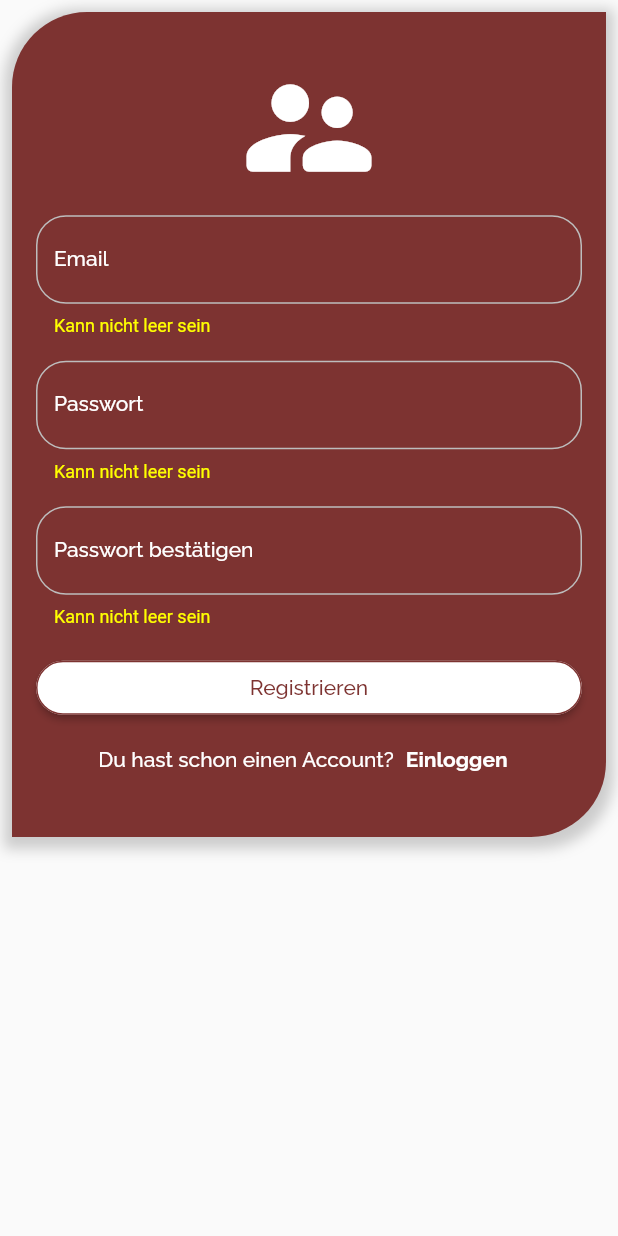
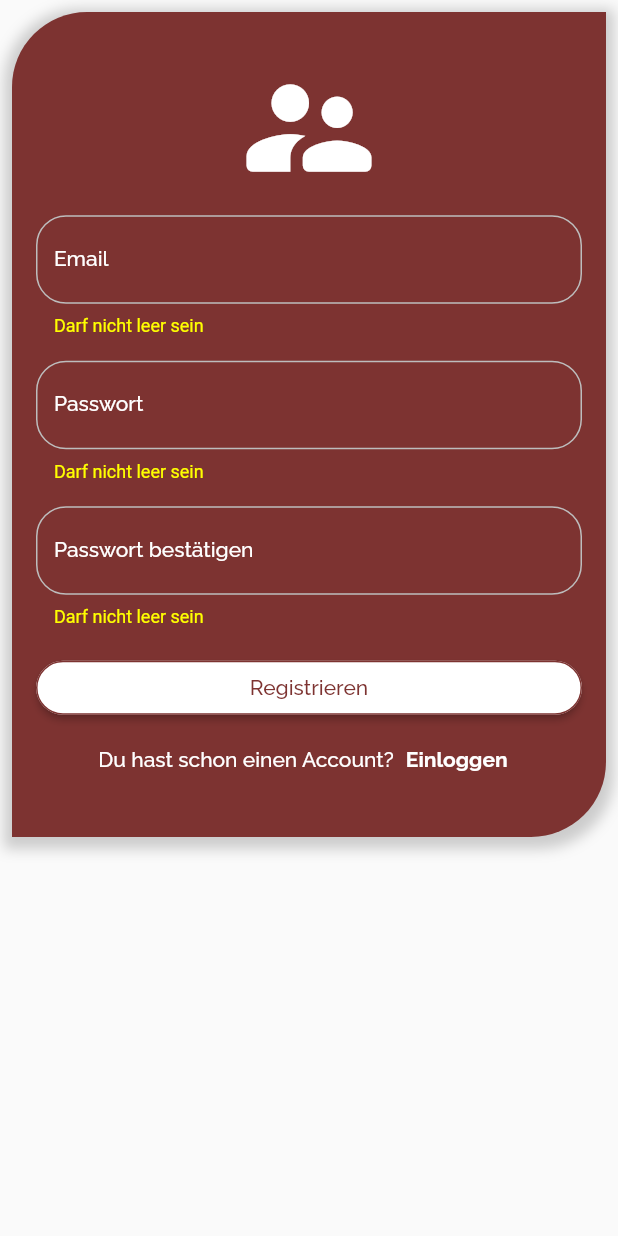
Before and after one commit to S-ecki/smart-city-ambience, a Flutter app: the RegisterPage screen opened by its route, after a tap on "Registrieren", on a phone screen of 412 x 824 dp. Run offline on Flutter 3.47's test engine with Material 2 defaults, Android fonts, the phone set to English and light mode, and no system bars; our stand-ins replace badges, email_validator, firebase_auth, firebase_core, flutter_redux, google_fonts and 5 more; missing offline and left inert: customtogglebuttons, flutter_emoji, flutter_scatter; accounts and stored records are empty.

Commit message:
UX changes

```diff
--- a/lib/Authentification/Widgets/AuthInputField.dart
+++ b/lib/Authentification/Widgets/AuthInputField.dart
@@ -18,14 +18,20 @@ class AuthInputField extends StatelessWidget {
   @override
   Widget build(BuildContext context) {
     return Theme(
-      data: ThemeData(textSelectionTheme: TextSelectionThemeData(cursorColor: Colors.black), errorColor: Colors.yellowAccent ),
-          child: TextFormField(
+      data: ThemeData(
+        textSelectionTheme: TextSelectionThemeData(
+          cursorColor: Colors.white,
+        ),
+        errorColor: Colors.yellowAccent,
+      ),
+      child: TextFormField(
+        style: TextStyle(color: Colors.white),
         keyboardType:
             label == "Email" ? TextInputType.emailAddress : TextInputType.text,
         obscureText: isPasswordField,
         controller: controller,
         validator: (value) {
-          if (controller.text.isEmpty) return "Kann nicht leer sein";
+          if (controller.text.isEmpty) return "Darf nicht leer sein";
           if (label.toLowerCase() == "email") {
             return EmailValidator.validate(controller.text)
                 ? null
@@ -49,13 +55,17 @@ class AuthInputField extends StatelessWidget {
           focusedErrorBorder: _textFieldBorder,
           focusedBorder: _textFieldBorder,
           labelText: label,
-          labelStyle:Theme.of(context).textTheme.bodyText1.copyWith(color: Colors.white),
+          labelStyle: Theme.of(context)
+              .textTheme
+              .bodyText1
+              .copyWith(color: Colors.white),
         ),
       ),
     );
   }
+
   final _textFieldBorder = OutlineInputBorder(
-            borderSide: BorderSide(color: Colors.grey[400]),
-            borderRadius: BorderRadius.circular(20),
-          );
+    borderSide: BorderSide(color: Colors.grey[400]),
+    borderRadius: BorderRadius.circular(20),
+  );
 }
```
